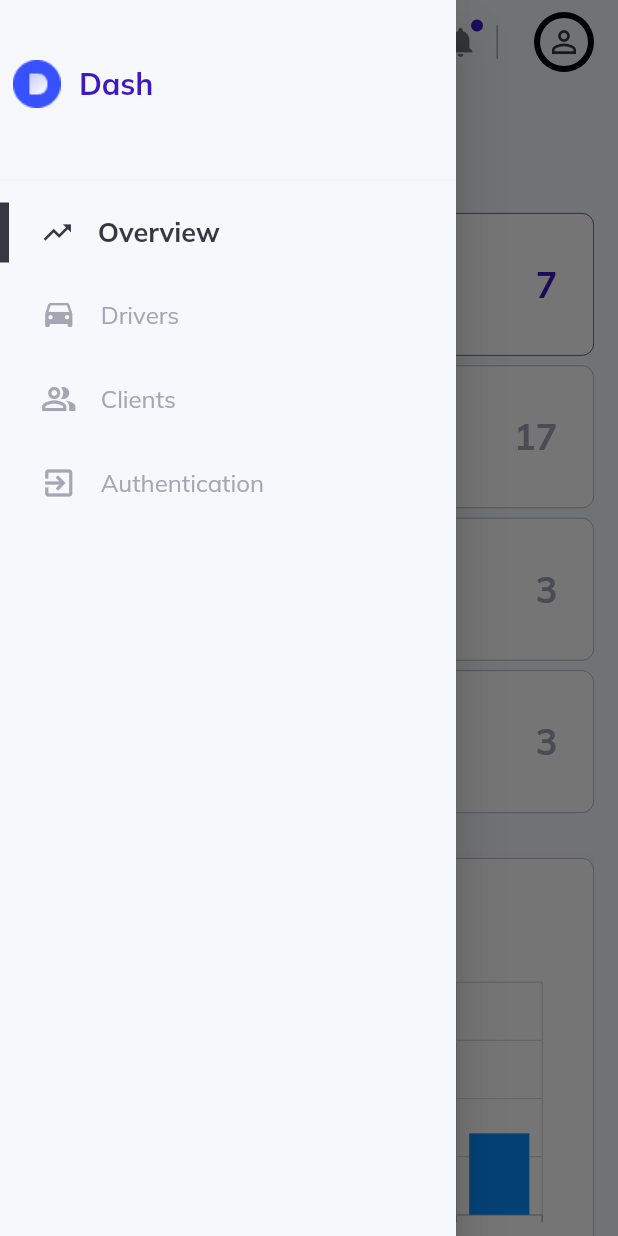
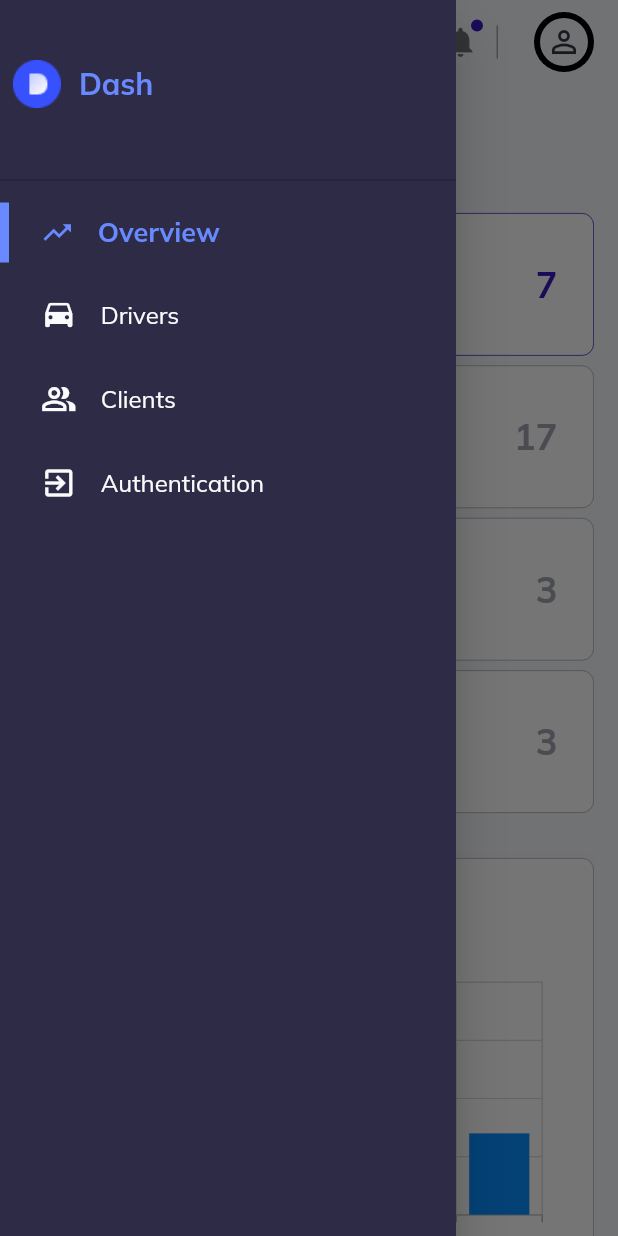
Before and after one commit to FeirAppGroup/FeirApp_Dashboard, a Flutter app: the SiteLayout screen opened by its route, after a tap on the "menu" icon, on a phone screen of 412 x 824 dp. Run offline on Flutter 3.47's test engine with Material 2 defaults, Android fonts, the phone set to English and light mode, and no system bars; our stand-ins replace data_table_2, get, google_fonts, syncfusion_flutter_charts.

Commit message:
Cores do menu Lateral editadas

```diff
--- a/lib/controllers/menu_controller.dart
+++ b/lib/controllers/menu_controller.dart
@@ -42,13 +42,13 @@ class MenuController extends GetxController {
       return Icon(
         icon,
         size: 22,
-        color: dark,
+        color: text_gray,
       );
     }
 
     return Icon(
       icon,
-      color: isHovering(itemName) ? dark : lightGrey,
+      color: isHovering(itemName) ? text_gray : text_white,
     );
   }
 }
--- a/lib/widgets/Menu_Item/horizontal_menu_item.dart
+++ b/lib/widgets/Menu_Item/horizontal_menu_item.dart
@@ -24,19 +24,25 @@ class HorizontalMenuItem extends StatelessWidget {
       },
       child: Obx(
         () => Container(
-          color: menuController.isHovering(itemName) ? lightGrey.withOpacity(.1) : Colors.transparent,
+          color: menuController.isHovering(itemName) ? text_blue.withOpacity(.1) : Colors.transparent,
           child: Row(
             children: [
               Visibility(
                 visible: menuController.isHovering(itemName) || menuController.isActive(itemName),
-                child: Container(
-                  width: 6,
-                  height: 40,
-                  color: dark,
-                ),
                 maintainSize: true,
                 maintainState: true,
                 maintainAnimation: true,
+                child: menuController.isHovering(itemName)
+                    ? Container(
+                        width: 6,
+                        height: 40,
+                        color: light,
+                      )
+                    : Container(
+                        width: 6,
+                        height: 40,
+                        color: text_gray,
+                      ),
               ),
               SizedBox(
                 width: _width / 80,
@@ -49,16 +55,18 @@ class HorizontalMenuItem extends StatelessWidget {
                 Flexible(
                   child: CustomText(
                     text: itemName,
-                  color: menuController.isHovering(itemName) ? dark : lightGrey,
-                ))
+                    color: menuController.isHovering(itemName) ? text_gray : text_white,
+                  ),
+                )
               else
                 Flexible(
                   child: CustomText(
                     text: itemName,
-                  color: dark,
+                    color: text_gray,
                     size: 18,
                     weight: FontWeight.bold,
-                ))
+                  ),
+                ),
             ],
           ),
         ),
--- a/lib/widgets/Menu_Item/side_menu.dart
+++ b/lib/widgets/Menu_Item/side_menu.dart
@@ -16,7 +16,7 @@ class SideMenu extends StatelessWidget {
     double _width = MediaQuery.of(context).size.width;
 
     return Container(
-      color: light,
+      color: main_black,
       child: ListView(
         children: [
           if (ResponsiveWidget.isSmallScreen(context))
@@ -39,7 +39,7 @@ class SideMenu extends StatelessWidget {
                         text: "Dash",
                         size: 20,
                         weight: FontWeight.bold,
-                        color: active,
+                        color: text_gray,
                       ),
                     ),
                     SizedBox(
@@ -53,7 +53,7 @@ class SideMenu extends StatelessWidget {
             height: 40,
           ),
           Divider(
-            color: lightGrey.withOpacity(.1),
+            color: main_dividers,
           ),
           Column(
             mainAxisSize: MainAxisSize.min,
```
Also changed, not shown: lib/widgets/Menu_Item/vertical_menu_item.dart (+12 -7 lines). Lines whose indentation alone changed are shown as unchanged.
